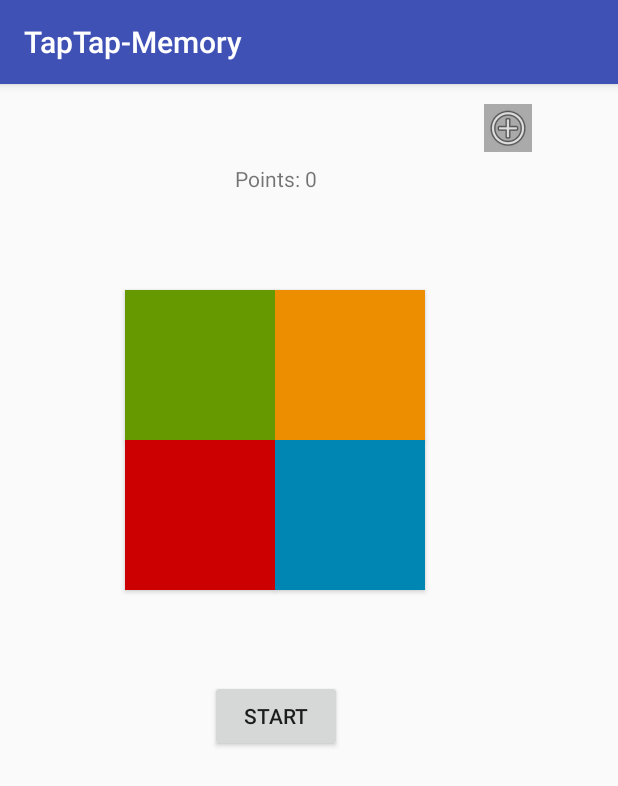
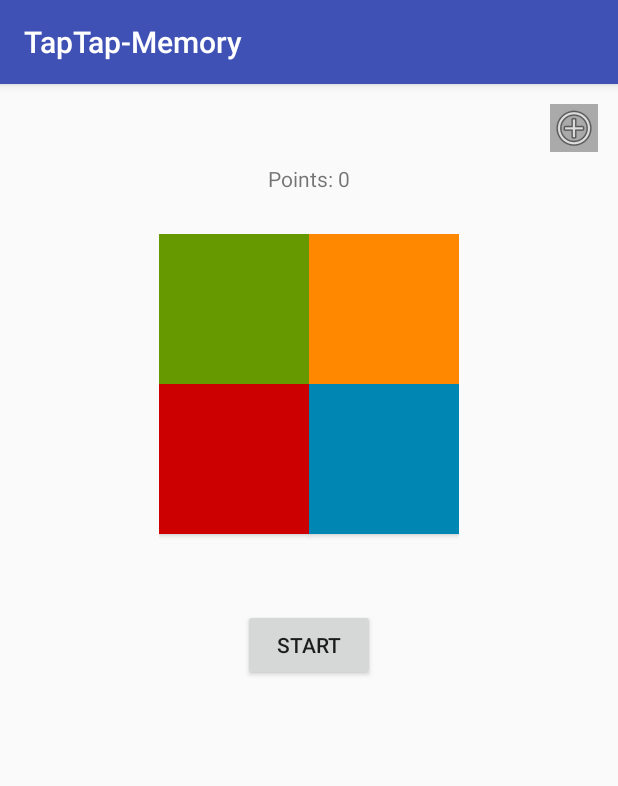
Before and after one commit to UNFDanmark/SDC2017-TapTapMemory, an Android app: the screen it shows after launch (MainActivity), after a tap on an icon or button, on a phone screen of 412 x 824 dp. Shown: the top 786 px of the screen. Run offline under Robolectric (Android 15) with nearby library versions, the phone set to English and light mode, and no system bars; 3 other taps on this screen came first.

Commit message:
Merge branch 'master' of /home/deltager/files/SimonSaysWorkingProject with conflicts.

```diff
--- a/app/src/main/java/software/unf/dk/simonsaysworkingproject/MainActivity.java
+++ b/app/src/main/java/software/unf/dk/simonsaysworkingproject/MainActivity.java
@@ -41,7 +41,7 @@
     private MediaPlayer green, orange, red, blue;
     private TextView points;
     private long count;
-//    private RelativeLayout relativeLay;
+    private RelativeLayout relativeLay;
 
 
 
@@ -61,7 +61,7 @@
         bulbList.add(new Bulb((Button) findViewById(R.id.orangeButton), ORANGE_ON, ORANGE_OFF, 1));
         bulbList.add(new Bulb((Button) findViewById(R.id.redButton), RED_ON, RED_OFF, 2));
         bulbList.add(new Bulb((Button) findViewById(R.id.blueButton), BLUE_ON, BLUE_OFF, 3));
-//        relativeLay = (RelativeLayout) findViewById(R.id.relativeLay);
+        relativeLay = (RelativeLayout) findViewById(R.id.relativeLay);
 
         sequence = new Sequence(0, 4);
 
@@ -138,8 +138,8 @@
                     points.setText("Points: " + count);
                     Save.savePoints(count, getApplicationContext());
                 } else {
-                    Toast t = Toast.makeText(this, "WRONG", Toast.LENGTH_SHORT);
-                    t.setGravity(Gravity.LEFT, 760, 200);
+                    Toast t = Toast.makeText(this, "NOPE.", Toast.LENGTH_SHORT);
+                    t.setGravity(Gravity.LEFT, relativeLay.getWidth() / 2, relativeLay.getHeight() / 3);
                     t.show();
                     alarmBeepMP.start();
                     sequence.restart();
@@ -147,7 +147,7 @@
             }
         } else {
             Toast t = Toast.makeText(this, "NOPE.", Toast.LENGTH_SHORT);
-            t.setGravity(Gravity.LEFT, 760, 200);
+            t.setGravity(Gravity.LEFT, relativeLay.getWidth() / 2, relativeLay.getHeight() / 3);
             t.show();
             alarmBeepMP.start();
             sequence.restart();
--- a/app/src/main/res/layout/activity_main.xml
+++ b/app/src/main/res/layout/activity_main.xml
@@ -1,29 +1,48 @@
 <?xml version="1.0" encoding="utf-8"?>
-<android.support.constraint.ConstraintLayout xmlns:android="http://schemas.android.com/apk/res/android"
+    <RelativeLayout xmlns:android="http://schemas.android.com/apk/res/android"
     xmlns:app="http://schemas.android.com/apk/res-auto"
     xmlns:tools="http://schemas.android.com/tools"
+        android:id="@+id/relativeLay"
         android:layout_width="match_parent"
-    android:layout_height="match_parent"
+        android:layout_height="wrap_content"
+        tools:layout_editor_absoluteY="8dp"
+        tools:layout_editor_absoluteX="8dp"
         tools:context="software.unf.dk.simonsaysworkingproject.MainActivity">
 
         <RelativeLayout
-        android:layout_width="368dp"
-        android:layout_height="495dp"
-        tools:layout_editor_absoluteX="8dp"
-        tools:layout_editor_absoluteY="8dp">
+            android:layout_width="wrap_content"
+            android:layout_height="wrap_content"
+            android:layout_centerHorizontal="true"
+            android:layout_marginTop="100dp">
 
             <Button
-            android:id="@+id/greenButton"
+                android:id="@+id/startButton"
+                android:layout_width="wrap_content"
+                android:layout_height="wrap_content"
+                android:layout_below="@id/blueButton"
+                android:layout_centerHorizontal="true"
+                android:layout_marginTop="50dp"
+                android:onClick="start"
+                android:text="Start" />
+
+            <Button
+                android:id="@+id/blueButton"
                 android:layout_width="100dp"
                 android:layout_height="100dp"
-            android:layout_alignParentLeft="true"
-            android:layout_alignParentStart="true"
-            android:layout_alignParentTop="true"
-            android:layout_marginLeft="83dp"
-            android:layout_marginStart="83dp"
-            android:layout_marginTop="137dp"
-            android:background="@android:color/holo_green_dark"
-            android:onClick="save1"/>
+                android:layout_below="@+id/orangeButton"
+                android:layout_toRightOf="@+id/greenButton"
+                android:background="@android:color/holo_blue_dark"
+                android:onClick="save4" />
+
+            <Button
+                android:id="@+id/redButton"
+                android:layout_width="100dp"
+                android:layout_height="100dp"
+                android:layout_below="@+id/greenButton"
+                android:layout_toLeftOf="@+id/blueButton"
+                android:layout_toStartOf="@+id/blueButton"
+                android:background="@android:color/holo_red_dark"
+                android:onClick="save3" />
 
             <Button
                 android:id="@+id/orangeButton"
@@ -36,33 +55,15 @@
                 android:onClick="save2" />
 
             <Button
-            android:id="@+id/redButton"
+                android:id="@+id/greenButton"
                 android:layout_width="100dp"
                 android:layout_height="100dp"
-            android:layout_below="@+id/greenButton"
-            android:layout_toLeftOf="@+id/blueButton"
-            android:layout_toStartOf="@+id/blueButton"
-            android:background="@android:color/holo_red_dark"
-            android:onClick="save3" />
-
-        <Button
-            android:id="@+id/blueButton"
-            android:layout_width="100dp"
-            android:layout_height="100dp"
-            android:layout_below="@+id/orangeButton"
-            android:layout_toRightOf="@+id/greenButton"
-            android:background="@android:color/holo_blue_dark"
-            android:onClick="save4" />
-
-        <Button
-            android:id="@+id/startButton"
-            android:layout_width="wrap_content"
-            android:layout_height="wrap_content"
-            android:layout_alignParentBottom="true"
-            android:layout_centerHorizontal="true"
-            android:layout_marginBottom="50dp"
-            android:onClick="start"
-            android:text="Start" />
+                android:layout_alignParentLeft="true"
+                android:layout_alignParentStart="true"
+                android:layout_alignParentTop="true"
+                android:background="@android:color/holo_green_dark"
+                android:onClick="save1" />
+        </RelativeLayout>
 
         <TextView
             android:id="@+id/points"
@@ -88,4 +89,3 @@
             app:srcCompat="@android:drawable/ic_menu_add" />
 
     </RelativeLayout>
-</android.support.constraint.ConstraintLayout>
--- a/app/src/main/res/layout/activity_second.xml
+++ b/app/src/main/res/layout/activity_second.xml
@@ -8,6 +8,7 @@
 
     <RelativeLayout
         android:layout_width="368dp"
+        android:id="@+id/relativeLay2"
         android:layout_height="495dp"
         tools:layout_editor_absoluteX="8dp"
         tools:layout_editor_absoluteY="8dp">
--- a/app/src/main/res/layout/activity_third.xml
+++ b/app/src/main/res/layout/activity_third.xml
@@ -7,6 +7,7 @@
     tools:context="software.unf.dk.simonsaysworkingproject.ThirdActivity">
 
     <RelativeLayout
+        android:id="@+id/relativeLay3"
         android:layout_width="368dp"
         android:layout_height="495dp"
         tools:layout_editor_absoluteX="8dp"
```
Also changed, not shown: app/src/main/java/software/unf/dk/simonsaysworkingproject/SecondActivity.java (+6 -3 lines), app/src/main/java/software/unf/dk/simonsaysworkingproject/ThirdActivity.java (+8 -8 lines). Lines whose indentation alone changed are shown as unchanged.
